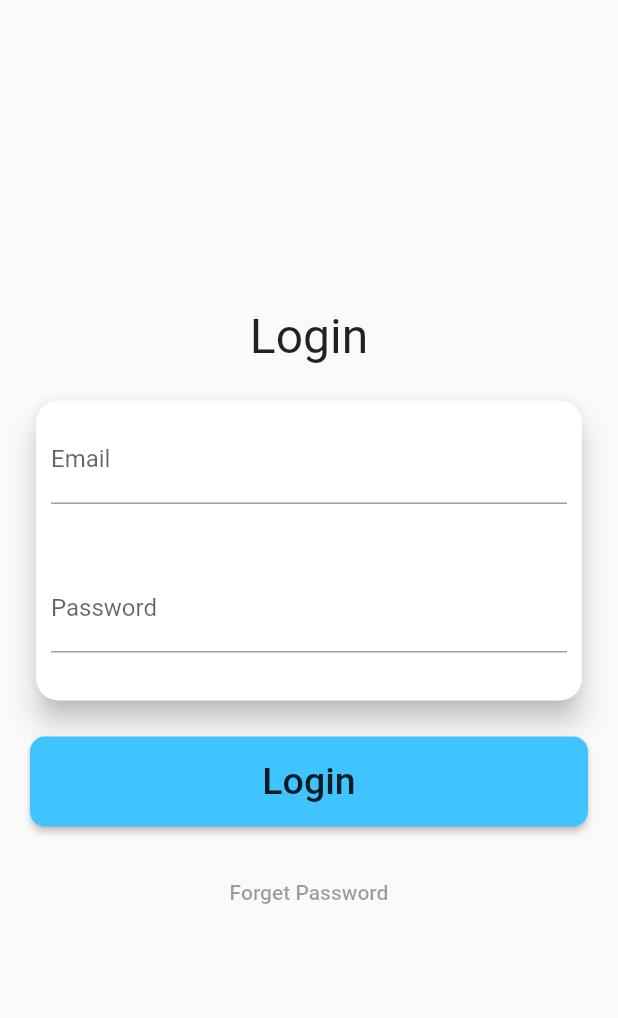
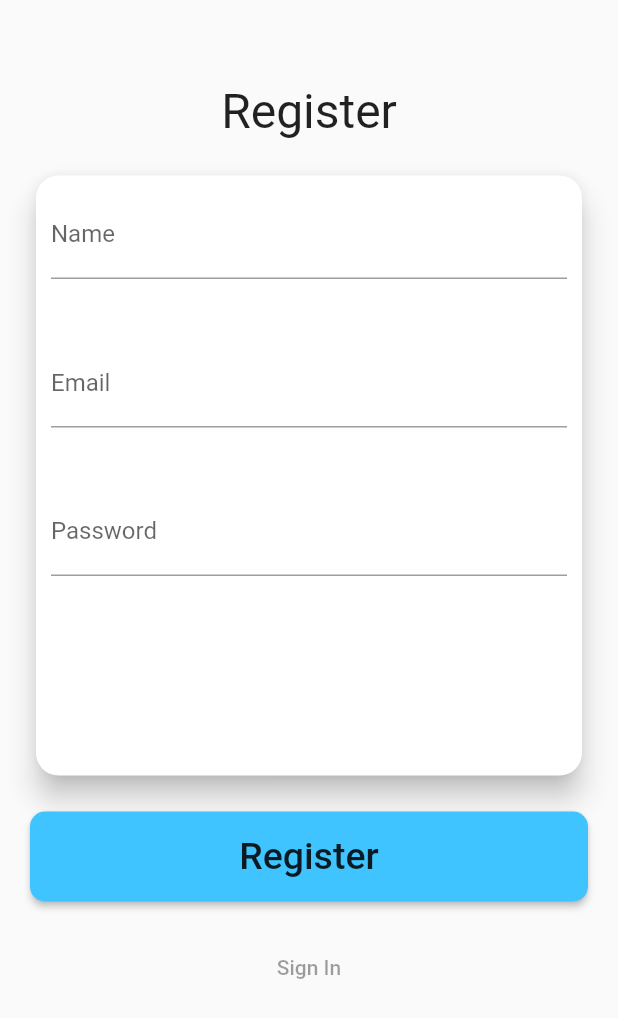
Before and after one commit to muf002/food-delivery-application, a Flutter app: the screen it shows after launch, on a phone screen of 412 x 824 dp. Shown: the top 1018 px of the screen. Run offline on Flutter 3.47's test engine with Material 2 defaults, Android fonts, the phone set to English and light mode, and no system bars; our stand-ins replace shared_preferences.

Commit message:
second commit

```diff
--- a/flirt/lib/main.dart
+++ b/flirt/lib/main.dart
@@ -2,7 +2,8 @@ import 'dart:io';
 
 import 'package:flutter/material.dart';
 import 'package:http/http.dart';
-import './screens/login.dart';
+import './screens/loginPage.dart';
+import './screens/custRegisterPage.dart';
 
 void main() => runApp(MyApp());
 
@@ -15,7 +16,7 @@ class MyApp extends StatelessWidget {
         primarySwatch: Colors.blue,
         visualDensity: VisualDensity.adaptivePlatformDensity,
       ),
-      home: Login(),
+      home: CustRegister(),
     );
   }
 }
--- /dev/null
+++ b/flirt/lib/screens/custRegisterPage.dart
@@ -0,0 +1,130 @@
+import 'dart:async';
+
+import 'package:flutter/material.dart';
+import '../services/registerion.dart';
+import './loginPage.dart';
+
+class CustRegister extends StatefulWidget {
+  @override
+  _CustRegisterState createState() => _CustRegisterState();
+}
+
+class _CustRegisterState extends State<CustRegister> {
+  final _emailController = TextEditingController();
+  final passwordController = TextEditingController();
+  final nameController = TextEditingController();
+
+  @override
+  Widget build(BuildContext context) {
+    return Scaffold(
+        body: SingleChildScrollView(
+            child: Padding(
+      padding: EdgeInsets.only(top: 35),
+      child: Center(
+        child: Container(
+          padding: EdgeInsets.all(20),
+          child: Column(
+            mainAxisAlignment: MainAxisAlignment.center,
+            crossAxisAlignment: CrossAxisAlignment.center,
+            children: [
+              Text(
+                'Register',
+                style: TextStyle(fontSize: 32),
+              ),
+              SizedBox(height: 20),
+              Card(
+                  elevation: 8,
+                  shape: RoundedRectangleBorder(
+                      borderRadius: BorderRadius.circular(15)),
+                  child: Container(
+                    height: 400,
+                    width: MediaQuery.of(context).size.width,
+                    decoration:
+                        BoxDecoration(borderRadius: BorderRadius.circular(20)),
+                    child: Column(
+                      children: [
+                        Padding(
+                          padding: const EdgeInsets.all(10),
+                          child: TextField(
+                            decoration: InputDecoration(labelText: 'Name'),
+                            controller: nameController,
+                          ),
+                        ),
+                        SizedBox(height: 20),
+                        Padding(
+                          padding: const EdgeInsets.all(10),
+                          child: TextField(
+                            decoration: InputDecoration(labelText: 'Email'),
+                            controller: _emailController,
+                          ),
+                        ),
+                        SizedBox(height: 20),
+                        Padding(
+                          padding: const EdgeInsets.all(10),
+                          child: TextField(
+                            obscureText: true,
+                            decoration: InputDecoration(labelText: 'Password'),
+                            controller: passwordController,
+                          ),
+                        ),
+                      ],
+                    ),
+                  )),
+              SizedBox(height: 20),
+              SizedBox(
+                  height: 60,
+                  width: MediaQuery.of(context).size.width,
+                  child: RaisedButton(
+                    shape: RoundedRectangleBorder(
+                        borderRadius: BorderRadius.circular(10)),
+                    color: Colors.lightBlueAccent,
+                    child: Text('Register', style: TextStyle(fontSize: 25)),
+                    onPressed: () {
+                      register(nameController.text, _emailController.text,
+                          passwordController.text);
+                    },
+                  )),
+              SizedBox(height: 20),
+              FlatButton(onPressed: null, child: Text('Sign In')),
+            ],
+          ),
+        ),
+      ),
+    )));
+  }
+
+  register(name, email, password) async {
+    try {
+      final result = await Register().customerRegister(name, email, password);
+      print(result);
+      if (result['success']) {
+        Navigator.push(context,
+            MaterialPageRoute(builder: (BuildContext context) => Login()));
+      } else {
+        await _showMyDialog(result['msg']);
+      }
+    } catch (err) {
+      throw err;
+    }
+  }
+
+  Future<void> _showMyDialog(result) async {
+    return showDialog<void>(
+      context: context,
+      barrierDismissible: false, // user must tap button!
+      builder: (BuildContext context) {
+        return AlertDialog(
+          title: Text(result),
+          actions: <Widget>[
+            TextButton(
+              child: Text('Close'),
+              onPressed: () {
+                Navigator.of(context).pop();
+              },
+            ),
+          ],
+        );
+      },
+    );
+  }
+}
--- /dev/null
+++ b/flirt/lib/services/registerion.dart
@@ -0,0 +1,17 @@
+import 'package:http/http.dart' as http;
+import 'dart:convert';
+
+class Register {
+  customerRegister(name, email, password) async {
+    print(name + email + password);
+    try {
+      final body =
+          jsonEncode({"name": name, "email": email, "password": password});
+      var response = await http.post('http://192.168.10.8:3000/custRegister',
+          headers: {"Content-Type": "application/json"}, body: body);
+      return json.decode(response.body);
+    } catch (ex) {
+      print(ex);
+    }
+  }
+}
```
Also changed, not shown: flirt/lib/screens/loginPage.dart (renamed from flirt/lib/screens/login.dart, +22 -1 lines), 2 other files.
